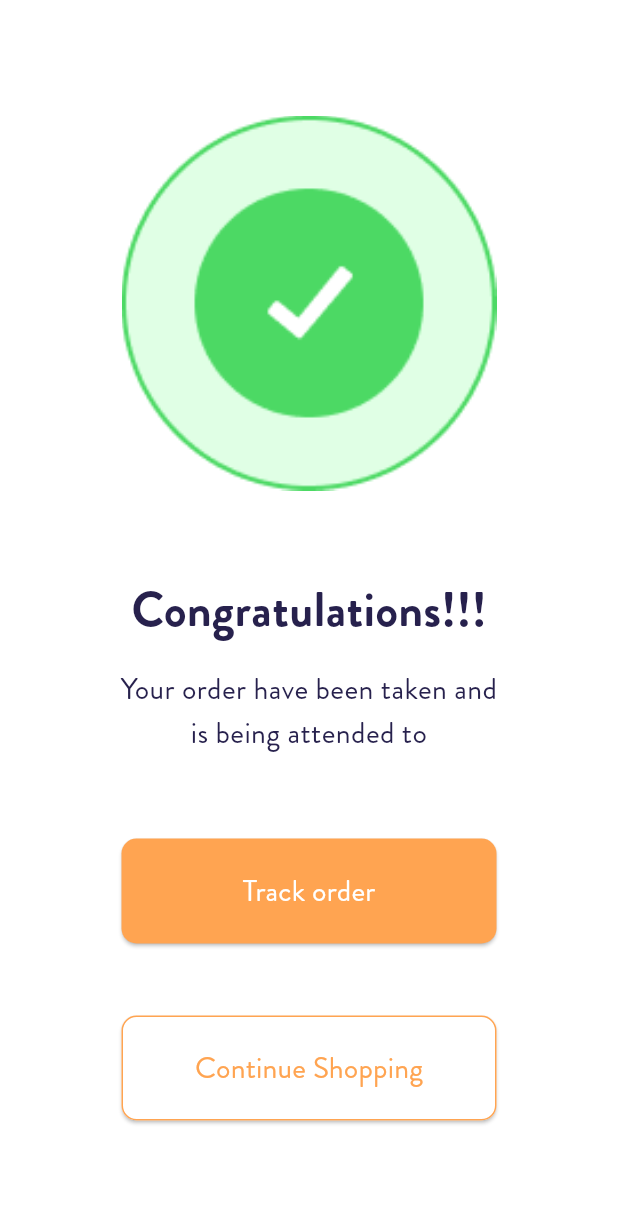
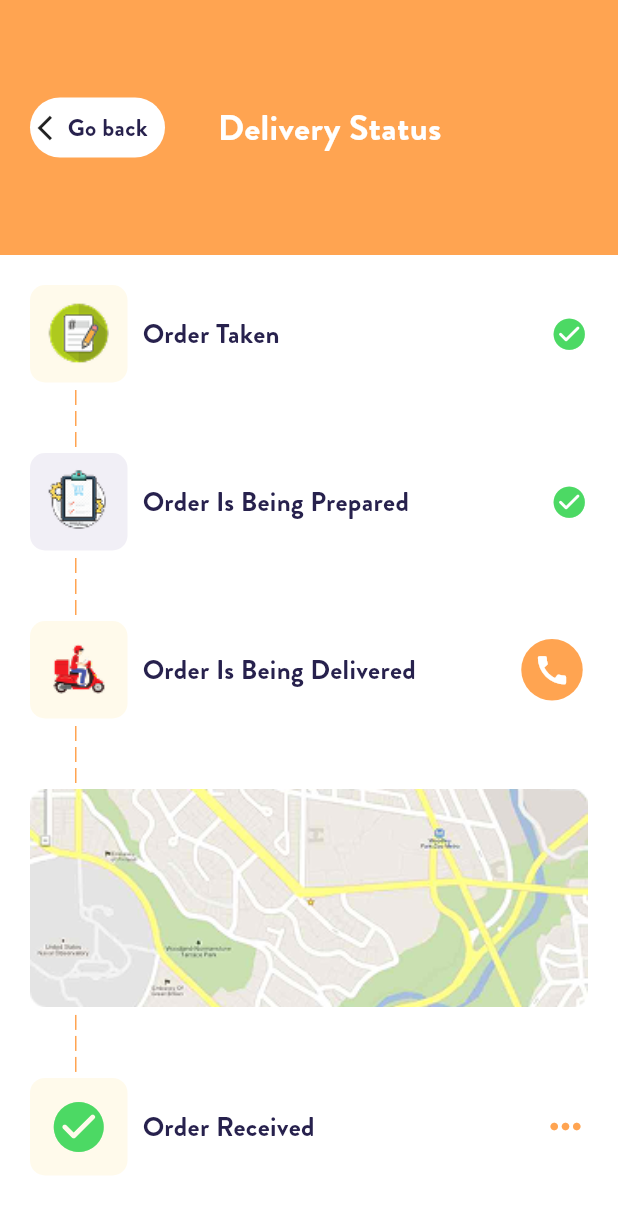
Before and after one commit to Moataz-Elgazzar/Fruit-Hub, a Flutter app: the CompleteOrder screen opened directly, after a tap on "Track order", on a phone screen of 412 x 824 dp. Shown: the top 1214 px of the screen. Run offline on Flutter 3.47's test engine with Material 3 defaults, Android fonts, the phone set to English and light mode, and no system bars; our stand-ins replace gap.

Commit message:
update (trake screen)

```diff
--- a/lib/core/constants/app_images.dart
+++ b/lib/core/constants/app_images.dart
@@ -10,4 +10,6 @@ class AppImages {
   static const String order = 'assets/images/order.png';
   static const String quinoa = 'assets/images/quinoa-fruit-salad.png';
   static const String tropical = 'assets/images/Tropical-Fruit.png';
+  static const String location = 'assets/images/Rectangle 45.png';
+  static const String donee = 'assets/images/doneee.png';
 }
--- /dev/null
+++ b/lib/core/widgets/custome_divider.dart
@@ -0,0 +1,36 @@
+import 'package:flutter/material.dart';
+import 'package:fruit_hub/core/utils/color/colors.dart';
+
+class CustomeDivider extends StatelessWidget {
+  const CustomeDivider({super.key});
+
+  @override
+  Widget build(BuildContext context) {
+    return Padding(
+      padding: const EdgeInsets.only(left: 30),
+      child: Column(
+        mainAxisSize: MainAxisSize.min,
+        children: [
+          Container(
+            decoration: BoxDecoration(color: AppColors.primaryColor),
+            width: 1,
+            height: 10,
+            margin: EdgeInsets.only(bottom: 4),
+          ),
+          Container(
+            decoration: BoxDecoration(color: AppColors.primaryColor),
+            width: 1,
+            height: 10,
+            margin: EdgeInsets.only(bottom: 4),
+          ),
+          Container(
+            decoration: BoxDecoration(color: AppColors.primaryColor),
+            width: 1,
+            height: 10,
+            margin: EdgeInsets.only(bottom: 4),
+          ),
+        ],
+      ),
+    );
+  }
+}
--- a/lib/features/complete_order/pages/complete_order.dart
+++ b/lib/features/complete_order/pages/complete_order.dart
@@ -5,6 +5,7 @@ import 'package:fruit_hub/core/text/app_text.dart';
 import 'package:fruit_hub/core/utils/color/colors.dart';
 import 'package:fruit_hub/core/widgets/main_button.dart';
 import 'package:fruit_hub/features/home/pages/home_screen.dart';
+import 'package:fruit_hub/features/trake/pages/trake_screen.dart';
 import 'package:gap/gap.dart';
 
 class CompleteOrder extends StatelessWidget {
@@ -22,7 +23,14 @@ class CompleteOrder extends StatelessWidget {
           Gap(16),
           Text('Your order have been taken and\nis being attended to', style: TextStyles.subtitleStyle(fontSize: 20), textAlign: TextAlign.center),
           Gap(56),
-          MainButton(height: 70, width: 250, title: 'Track order', onPressed: () {}),
+          MainButton(
+            height: 70,
+            width: 250,
+            title: 'Track order',
+            onPressed: () {
+              pushTo(context, TrakeScreen());
+            },
+          ),
           Gap(48),
           MainButton(
             height: 70,
--- /dev/null
+++ b/lib/features/trake/pages/trake_screen.dart
@@ -0,0 +1,163 @@
+import 'package:flutter/material.dart';
+import 'package:fruit_hub/core/constants/app_images.dart';
+import 'package:fruit_hub/core/functions/navigator.dart';
+import 'package:fruit_hub/core/text/app_text.dart';
+import 'package:fruit_hub/core/utils/color/colors.dart';
+import 'package:fruit_hub/core/widgets/custome_divider.dart';
+import 'package:gap/gap.dart';
+
+class TrakeScreen extends StatelessWidget {
+  const TrakeScreen({super.key});
+
+  @override
+  Widget build(BuildContext context) {
+    return Scaffold(
+      body: Column(
+        crossAxisAlignment: CrossAxisAlignment.start,
+        children: [
+          Container(
+            width: double.infinity,
+            height: 170,
+            decoration: BoxDecoration(color: AppColors.primaryColor),
+            child: SafeArea(
+              child: Padding(
+                padding: const EdgeInsets.all(20),
+                child: Row(
+                  children: [
+                    GestureDetector(
+                      onTap: () {
+                        pop(context);
+                      },
+                      child: Container(
+                        width: 90,
+                        height: 40,
+                        decoration: BoxDecoration(color: AppColors.whiteColor, borderRadius: BorderRadius.circular(20)),
+                        child: Padding(
+                          padding: const EdgeInsets.all(5),
+                          child: Row(
+                            children: [
+                              Icon(Icons.arrow_back_ios, size: 20),
+                              Text('Go back', style: TextStyles.titleStyle(color: AppColors.darkColor, fontSize: 16)),
+                            ],
+                          ),
+                        ),
+                      ),
+                    ),
+                    Gap(35),
+                    Text('Delivery Status', style: TextStyles.titleStyle(fontSize: 24, color: AppColors.whiteColor)),
+                  ],
+                ),
+              ),
+            ),
+          ),
+          Padding(
+            padding: const EdgeInsets.all(20),
+            child: Column(
+              crossAxisAlignment: CrossAxisAlignment.start,
+              children: [
+                Row(
+                  children: [
+                    Container(
+                      height: 65,
+                      width: 65,
+                      decoration: BoxDecoration(color: AppColors.pinkColor, borderRadius: BorderRadius.circular(10)),
+                      child: Center(child: Image.asset(AppImages.customerOrder, width: 60, height: 60)),
+                    ),
+                    Gap(10),
+                    Expanded(
+                      child: Row(
+                        mainAxisAlignment: MainAxisAlignment.spaceBetween,
+                        children: [
+                          Text('Order Taken', style: TextStyles.titleStyle()),
+                          Icon(Icons.check_circle_rounded, size: 25, color: Color(0xFF4CD964)),
+                        ],
+                      ),
+                    ),
+                  ],
+                ),
+                Gap(5),
+                CustomeDivider(),
+                Row(
+                  children: [
+                    Container(
+                      height: 65,
+                      width: 65,
+                      decoration: BoxDecoration(color: AppColors.greyColor, borderRadius: BorderRadius.circular(10)),
+                      child: Center(child: Image.asset(AppImages.order, width: 60, height: 60)),
+                    ),
+                    Gap(10),
+                    Expanded(
+                      child: Row(
+                        mainAxisAlignment: MainAxisAlignment.spaceBetween,
+                        children: [
+                          Text('Order Is Being Prepared', style: TextStyles.titleStyle()),
+                          Icon(Icons.check_circle_rounded, size: 25, color: Color(0xFF4CD964)),
+                        ],
+                      ),
+                    ),
+                  ],
+                ),
+                Gap(5),
+                CustomeDivider(),
+                Row(
+                  children: [
+                    Container(
+                      height: 65,
+                      width: 65,
+                      decoration: BoxDecoration(color: AppColors.pinkColor, borderRadius: BorderRadius.circular(10)),
+                      child: Center(child: Image.asset(AppImages.delivery, width: 60, height: 60)),
+                    ),
+                    Gap(10),
+                    Expanded(
+                      child: Row(
+                        mainAxisAlignment: MainAxisAlignment.spaceBetween,
+                        children: [
+                          Text('Order Is Being Delivered', style: TextStyles.titleStyle()),
+                          IconButton(
+                            style: IconButton.styleFrom(
+                              shape: RoundedRectangleBorder(borderRadius: BorderRadius.circular(30)),
+                              backgroundColor: AppColors.primaryColor,
+                            ),
+                            onPressed: () {},
+                            icon: Icon(Icons.call, size: 25, color: AppColors.whiteColor),
+                          ),
+                        ],
+                      ),
+                    ),
+                  ],
+                ),
+                Gap(5),
+                CustomeDivider(),
+                Column(
+                  children: [Image.asset(AppImages.location, fit: BoxFit.cover, width: double.infinity)],
+                ),
+                Gap(5),
+                CustomeDivider(),
+                Row(
+                  children: [
+                    Container(
+                      height: 65,
+                      width: 65,
+                      decoration: BoxDecoration(color: AppColors.pinkColor, borderRadius: BorderRadius.circular(10)),
+                      child: Center(child: Icon(Icons.check_circle_rounded, size: 40, color: Color(0xFF4CD964))),
+                    ),
+                    Gap(10),
+                    Expanded(
+                      child: Row(
+                        mainAxisAlignment: MainAxisAlignment.spaceBetween,
+                        children: [
+                          Text('Order Received', style: TextStyles.titleStyle()),
+                          Icon(Icons.more_horiz, size: 30, color: AppColors.primaryColor),
+                        ],
+                      ),
+                    ),
+                  ],
+                ),
+              ],
+            ),
+          ),
+        ],
+      ),
+    );
+  }
+}
```
Also changed, not shown: assets/images/Rectangle 45.png (added), assets/images/doneee.png (added), pay_order_screen.png (deleted), pay_order_track_screen.png (added), 1 other file.
